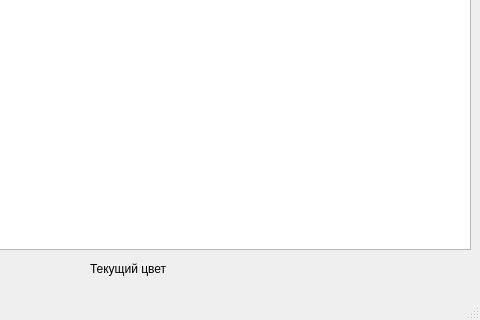
Before: the Qt Designer form mainwindow.ui in StepanRyabcev/SimpleVectorEdit, drawn with Qt 5; both pictures show x 320 to 800 and y 280 to 600 of the 800 by 600 pixel window.
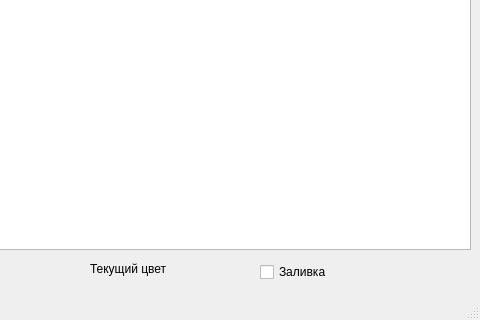
After: the same form once the commit is applied.

What changed in the file:
```diff
--- a/mainwindow.ui
+++ b/mainwindow.ui
@@ -76,6 +76,19 @@
      <string/>
     </property>
    </widget>
+   <widget class="QCheckBox" name="fillbgr">
+    <property name="geometry">
+     <rect>
+      <x>580</x>
+      <y>520</y>
+      <width>93</width>
+      <height>26</height>
+     </rect>
+    </property>
+    <property name="text">
+     <string>Заливка</string>
+    </property>
+   </widget>
   </widget>
   <widget class="QMenuBar" name="menubar">
    <property name="geometry">
```
